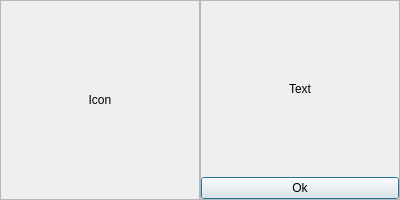
i-minakov/utext, file app/src/Message.ui: the form before one commit.
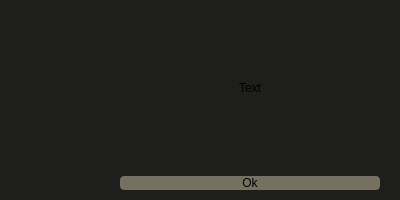
The form after the commit.

```diff
--- a/app/src/Message.ui
+++ b/app/src/Message.ui
@@ -31,6 +31,9 @@
   <property name="windowTitle">
    <string>Dialog</string>
   </property>
+  <property name="styleSheet">
+   <string notr="true">background-color: #1e1f1c;</string>
+  </property>
   <layout class="QHBoxLayout" name="horizontalLayout">
    <property name="spacing">
     <number>0</number>
@@ -49,6 +52,27 @@
    </property>
    <item>
     <widget class="QFrame" name="IconFR">
+     <property name="sizePolicy">
+      <sizepolicy hsizetype="Fixed" vsizetype="Maximum">
+       <horstretch>0</horstretch>
+       <verstretch>0</verstretch>
+      </sizepolicy>
+     </property>
+     <property name="minimumSize">
+      <size>
+       <width>100</width>
+       <height>0</height>
+      </size>
+     </property>
+     <property name="maximumSize">
+      <size>
+       <width>100</width>
+       <height>16777215</height>
+      </size>
+     </property>
+     <property name="styleSheet">
+      <string notr="true">border: none;</string>
+     </property>
      <property name="frameShape">
       <enum>QFrame::StyledPanel</enum>
      </property>
@@ -73,8 +97,29 @@
       </property>
       <item>
        <widget class="QLabel" name="Icon">
+        <property name="sizePolicy">
+         <sizepolicy hsizetype="Fixed" vsizetype="Fixed">
+          <horstretch>0</horstretch>
+          <verstretch>0</verstretch>
+         </sizepolicy>
+        </property>
+        <property name="minimumSize">
+         <size>
+          <width>100</width>
+          <height>200</height>
+         </size>
+        </property>
+        <property name="maximumSize">
+         <size>
+          <width>100</width>
+          <height>200</height>
+         </size>
+        </property>
+        <property name="styleSheet">
+         <string notr="true">border: none;</string>
+        </property>
         <property name="text">
-         <string>Icon</string>
+         <string/>
         </property>
         <property name="alignment">
          <set>Qt::AlignCenter</set>
@@ -86,6 +131,9 @@
    </item>
    <item>
     <widget class="QFrame" name="OtherFR">
+     <property name="styleSheet">
+      <string notr="true">border: none;</string>
+     </property>
      <property name="frameShape">
       <enum>QFrame::StyledPanel</enum>
      </property>
@@ -110,6 +158,9 @@
       </property>
       <item>
        <widget class="QLabel" name="Text">
+        <property name="styleSheet">
+         <string notr="true">border: none;</string>
+        </property>
         <property name="text">
          <string>Text</string>
         </property>
@@ -120,6 +171,14 @@
       </item>
       <item>
        <widget class="QPushButton" name="Ok">
+        <property name="styleSheet">
+         <string notr="true">margin-left: 20px;
+margin-right: 20px;
+margin-bottom: 10px;
+
+border-radius: 4px;
+background-color: #75715e;</string>
+        </property>
         <property name="text">
          <string>Ok</string>
         </property>
```
